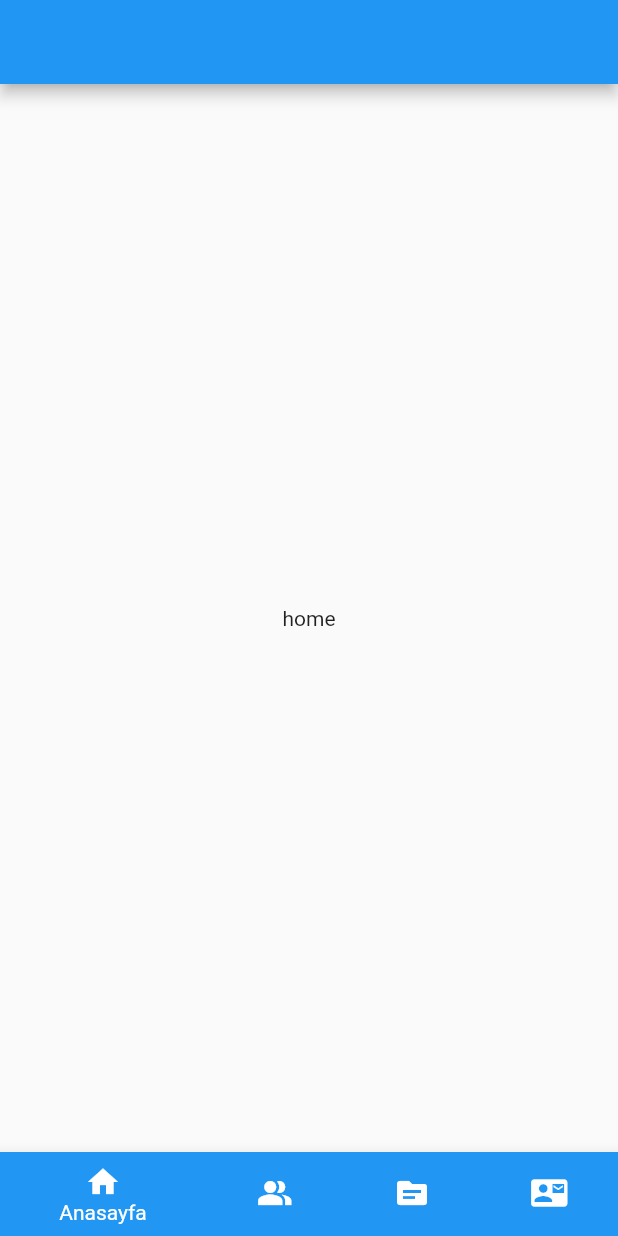
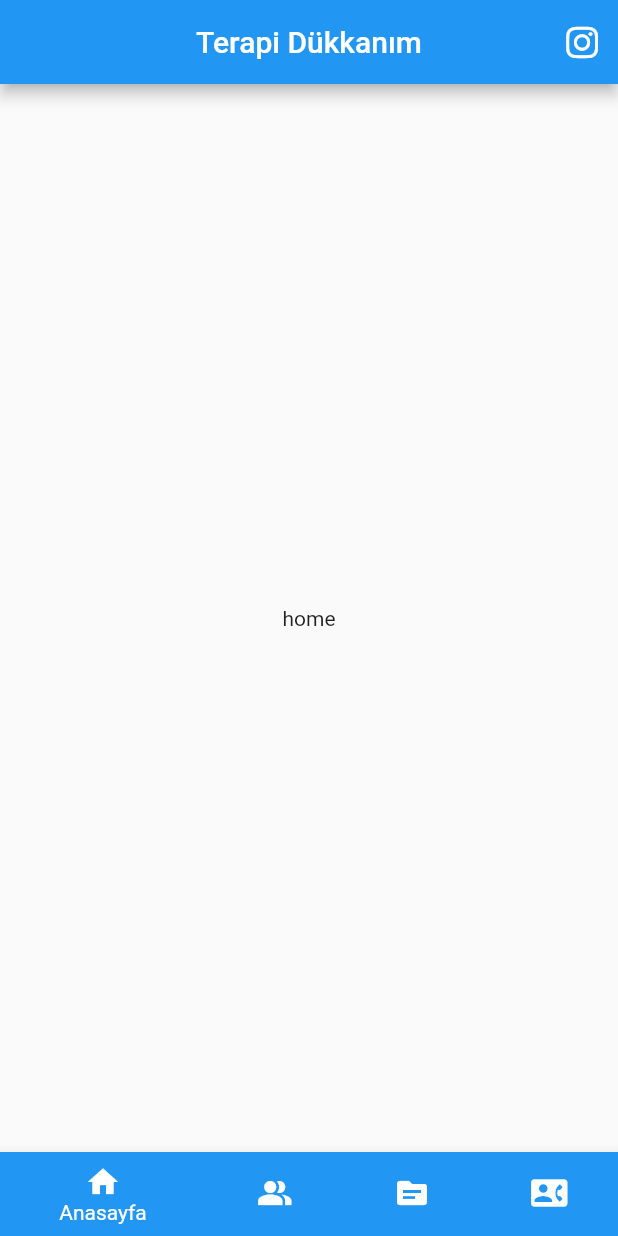
Before and after one commit to yakupbilgen/terapidukkanim, a Flutter app: the screen it shows after launch, on a phone screen of 412 x 824 dp. Run offline on Flutter 3.47's test engine with Material 2 defaults, Android fonts, the phone set to English and light mode, and no system bars; our stand-ins replace font_awesome_flutter.

Commit message:
fontawesome package install

```diff
--- a/lib/screen/homepage_screen.dart
+++ b/lib/screen/homepage_screen.dart
@@ -1,4 +1,5 @@
 import 'package:flutter/material.dart';
+import 'package:font_awesome_flutter/font_awesome_flutter.dart';
 
 import '../screen/bottomappbar/about_us.dart';
 import '../screen/bottomappbar/contact.dart';
@@ -35,7 +36,16 @@ class _HomePageState extends State<HomePage> {
   @override
   Widget build(BuildContext context) {
     return Scaffold(
-      appBar: AppBar(),
+      appBar: AppBar(
+        centerTitle: true,
+        actions: [
+          IconButton(
+            icon: Icon(FontAwesomeIcons.instagram),
+            onPressed: () {},
+          )
+        ],
+        title: Text('Terapi Dükkanım'),
+      ),
       body: bottomNavigatorBarSelectedItem(selectedIndex),
       bottomNavigationBar: BottomNavigationBar(
         type: BottomNavigationBarType.shifting,
@@ -60,7 +70,7 @@ class _HomePageState extends State<HomePage> {
           ),
           BottomNavigationBarItem(
             backgroundColor: Colors.blue,
-            icon: Icon(Icons.contact_mail),
+            icon: Icon(Icons.contact_phone),
             label: 'İletişim',
           ),
         ],
```
